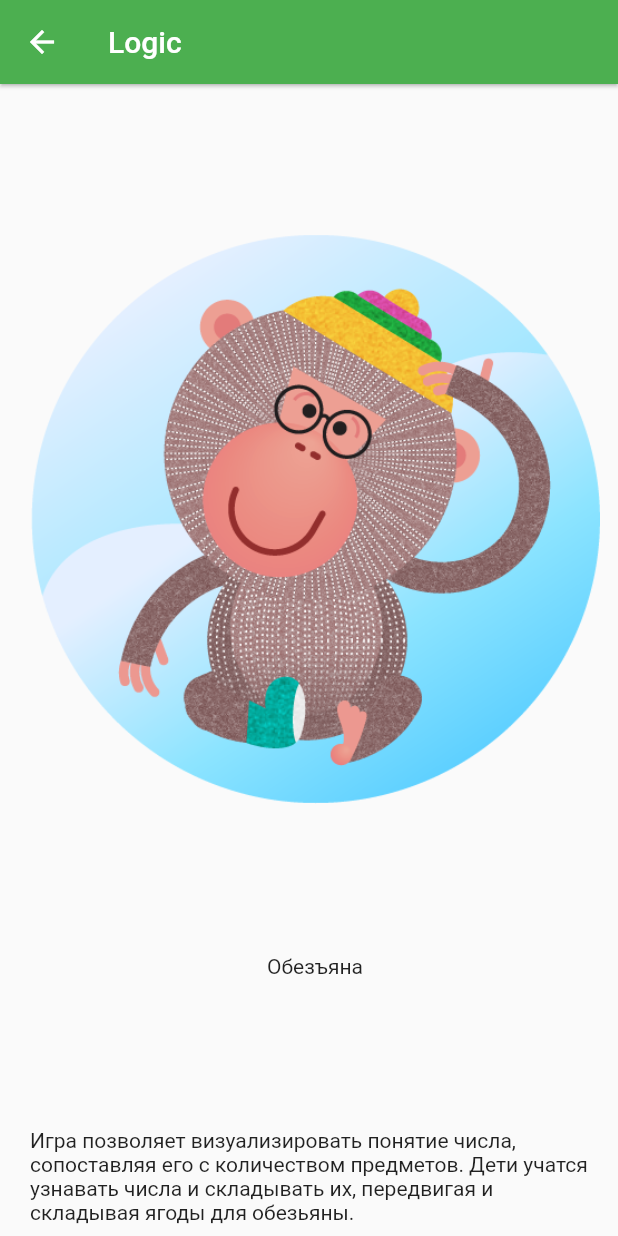
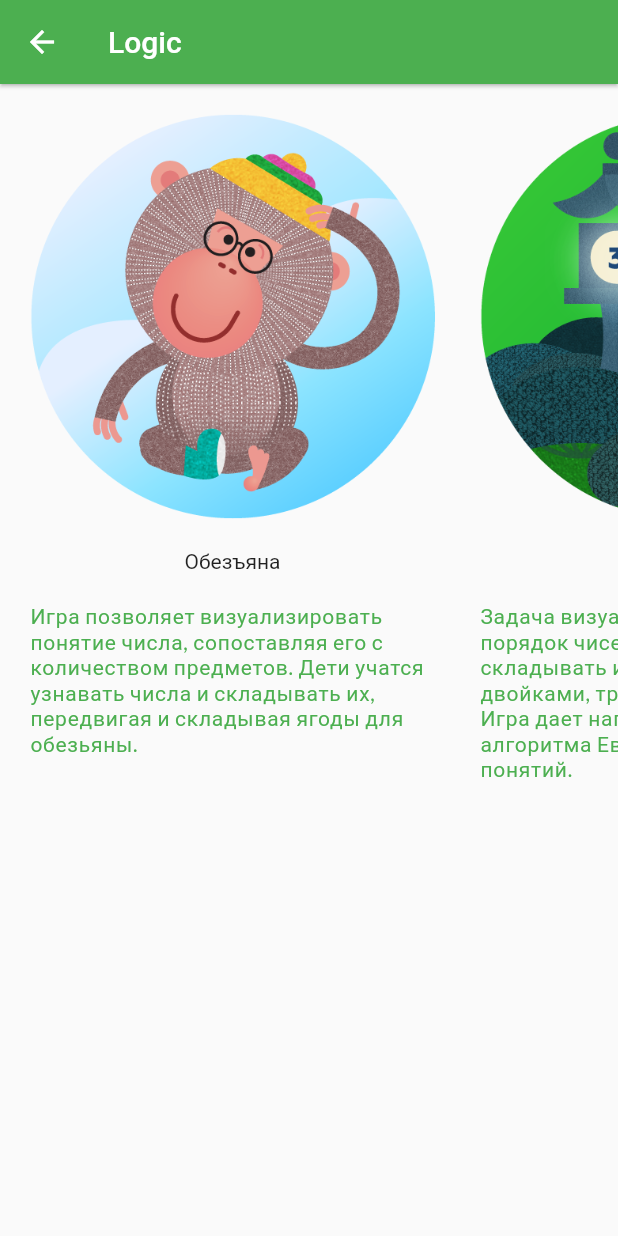
Before and after one commit to nevanna/fl_nb_games, a Flutter app: the screen it shows after launch, after a tap on "Logic", on a phone screen of 412 x 824 dp. Run offline on Flutter 3.47's test engine with Material 2 defaults, Android fonts, the phone set to English and light mode, and no system bars; our stand-ins replace google_fonts.

Commit message:
custom fonts

```diff
--- a/lib/main.dart
+++ b/lib/main.dart
@@ -3,7 +3,7 @@ import 'package:flutter/material.dart';
 import 'package:flutter/semantics.dart';
 import 'package:url_launcher/url_launcher.dart';
 import "package:nb_games/screens/screen.dart";
-
+import 'package:google_fonts/google_fonts.dart';
 
 Map<int, Color> color =
 {
@@ -65,7 +65,7 @@ class MyRaw extends StatelessWidget{
         children: [
           ImageWidget(image_name),
           Padding(
-            padding: EdgeInsets.fromLTRB(90, 0, 0, 0),
+            padding: EdgeInsets.fromLTRB(20, 0, 0, 0),
             child: Center(
               child: Text(text),
               ),
@@ -74,6 +74,7 @@ class MyRaw extends StatelessWidget{
       ),
       color: color,
       height: 200,
+
     );
   }
 }
--- a/lib/screens/screen.dart
+++ b/lib/screens/screen.dart
@@ -1,4 +1,5 @@
 import 'package:flutter/material.dart';
+import 'package:google_fonts/google_fonts.dart';
 
 import '../main.dart';
 
@@ -6,33 +7,43 @@ class MyColumn extends StatelessWidget{
   final String img;
   final String title;
   final String description;
-  MyColumn(this.img, this.title, this.description);
+  final Color color;
+  MyColumn(this.img, this.title, this.description, this.color);
   @override
   Widget build(BuildContext context){
     return Container(
       child: Column(
         children: <Widget>[
           Padding(
-            padding: EdgeInsets.fromLTRB(20, 100, 0, 0),
+            padding: EdgeInsets.fromLTRB(20, 20, 10, 0),
             child: Center(
               child: ImageWidget(img),
             ),
           ),
           Padding(
-            padding: EdgeInsets.fromLTRB(20, 100, 0, 0),
+            padding: EdgeInsets.fromLTRB(20, 20, 10, 0),
             child: Center(
               child: Text(title),
               ),
           ),
           Padding(
-            padding: EdgeInsets.fromLTRB(20, 100, 0, 0),
+            padding: EdgeInsets.fromLTRB(20, 20, 10, 0),
             child: Center(
-              child: Text(description),
+              child: Text(
+                description,
+                style: GoogleFonts.lato(
+                  textStyle: TextStyle(
+                    color: color,
+                    letterSpacing: .5
+                    ),
+                  ),
+              ),
             ),
           ),
         ],
       ),
-      width: 400,
+      width: 300,
+      height: 50,
     );
   }
 }
@@ -51,9 +62,9 @@ class PageTwoMini extends MaterialPageRoute<Null>{
       ),
       body: ListView(
         children: <Widget>[
-          MyColumn("games_icon/numbers/img_1.png", "Обезъяна", "Игра позволяет визуализировать понятие числа, сопоставляя его с количеством предметов. Дети учатся узнавать числа и складывать их, передвигая и складывая ягоды для обезьяны."),
-          MyColumn("games_icon/numbers/img_2.png", "Обезъяна", "Игра позволяет визуализировать понятие числа, сопоставляя его с количеством предметов. Дети учатся узнавать числа и складывать их, передвигая и складывая ягоды для обезьяны."),
-          MyColumn("games_icon/numbers/img_3.png", "Обезъяна", "Игра позволяет визуализировать понятие числа, сопоставляя его с количеством предметов. Дети учатся узнавать числа и складывать их, передвигая и складывая ягоды для обезьяны."),
+          MyColumn("games_icon/numbers/img_1.png", "Обезъяна", "Игра позволяет визуализировать понятие числа, сопоставляя его с количеством предметов. Дети учатся узнавать числа и складывать их, передвигая и складывая ягоды для обезьяны.", color),
+          MyColumn("games_icon/numbers/img_2.png", "Светлячки", "Задача визуализирует числовой ряд, порядок чисел и счет. Дети учатся складывать и вычитать единицами, двойками, тройками и пятерками. Игра дает наглядное понимание алгоритма Евклида, не называя понятий.", color),
+          MyColumn("games_icon/numbers/img_3.png", "Айсберги","Эта игра знакомит детей с понятием деления на 2 и 3 нацело и с остатком. Задача ребенка уравновесить льдины, манипулируя различными объектами: чайками, грузами и воздушными шариками. Начиная с простого деления нацело на два, ребенок постепенно переходит к делению с остатком и составлению сложных уравнений. На высоких уровнях ему приходится использовать сложение (грузы и чайки), вычитание (воздушные шарики) и следить за остатком (высаживая чаек в гнездо).", color),
         ],
         scrollDirection: Axis.horizontal,
       ),
--- a/pubspec.yaml
+++ b/pubspec.yaml
@@ -29,6 +29,7 @@ dev_dependencies:
     sdk: flutter
 
   url_launcher: ^5.2.5
+  google_fonts: ^0.3.2
 
 
 # For information on the generic Dart part of this file, see the
```
Also changed, not shown: pubspec.lock, 1 other file.
